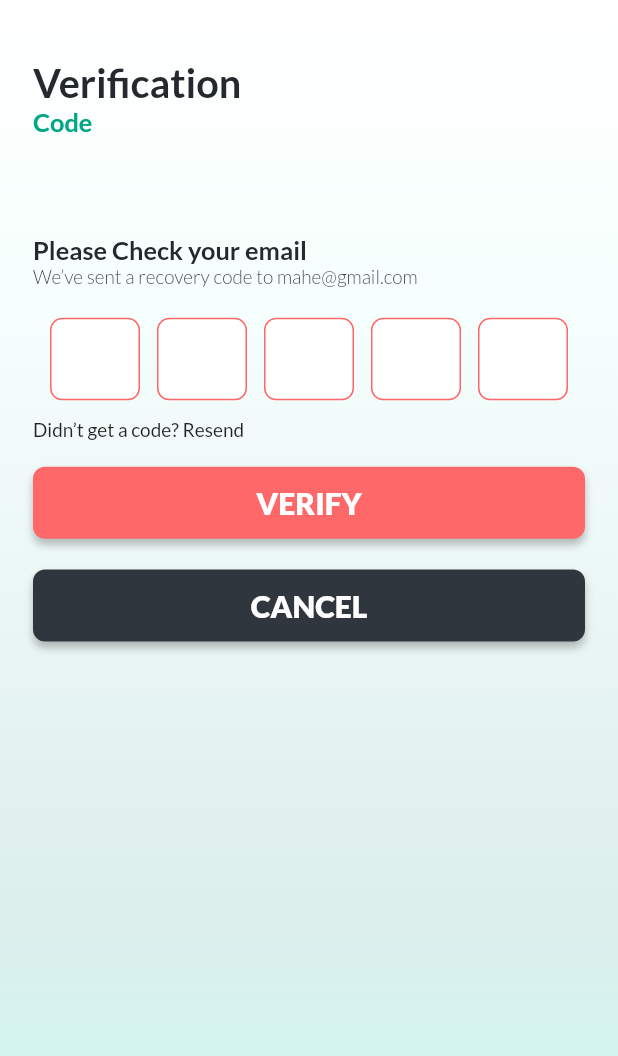
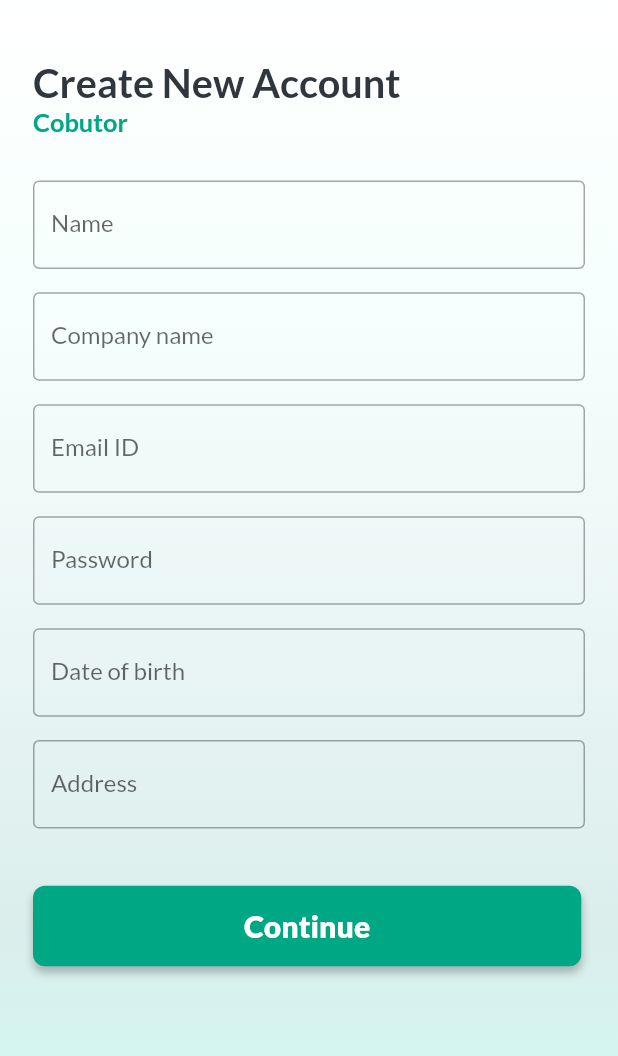
Before and after one commit to threedotsdev/kabutor-crm, a Flutter app: the VerifacitionPage screen opened directly, after a tap on "VERIFY", on a phone screen of 412 x 824 dp. Shown: the top 1056 px of the screen. Run offline on Flutter 3.47's test engine with Material 2 defaults, Android fonts, the light colour scheme and no system bars; our stand-ins replace firebase_core, flutter_screenutil, get, google_fonts; accounts and stored records are empty.

Commit message:
createnew_account

```diff
--- a/lib/packages.dart
+++ b/lib/packages.dart
@@ -14,5 +14,6 @@ export 'ui/shared/widgets/Sscaffold_backgound.dart';
 export 'ui/pages/auth/signin.dart';
 export 'package:kabutor/ui/pages/auth/forgotpass.dart';
 export 'ui/pages/auth/verifacition_page.dart';
+export 'ui/pages/auth/newaccount_page.dart';
 
 export 'ui/pages/onbroading/welcome.dart';
--- /dev/null
+++ b/lib/ui/pages/auth/newaccount_page.dart
@@ -0,0 +1,115 @@
+import '../../../packages.dart';
+
+class CreateNewAccount extends StatelessWidget {
+  const CreateNewAccount({super.key});
+
+  @override
+  Widget build(BuildContext context) {
+    return Scaffold(
+      body: SingleChildScrollView(
+        child: ScaffoldBackgound(
+          child: SafeArea(
+            child: Padding(
+              padding: const EdgeInsets.only(
+                top: 39,
+                left: 22,
+                right: 22,
+              ),
+              child: Column(
+                crossAxisAlignment: CrossAxisAlignment.start,
+                children: [
+                  Text(
+                    "Create New Account",
+                    style: TextStyle(
+                      color: const Color(0xff2f363d),
+                      fontSize: 25.sp,
+                      fontFamily: "Lato",
+                      fontWeight: FontWeight.w700,
+                    ),
+                  ),
+                  Text(
+                    "Cobutor",
+                    style: TextStyle(
+                      color: const Color(0xff00a784),
+                      fontSize: 16.sp,
+                      fontFamily: "Lato",
+                      fontWeight: FontWeight.w600,
+                    ),
+                  ),
+                  SizedBox(
+                    height: 30.h,
+                  ),
+                  TextFormField(
+                    decoration: const InputDecoration(
+                      focusColor: Color(0xff00A784),
+                      labelText: 'Name',
+                      border: OutlineInputBorder(),
+                    ),
+                  ),
+                  SizedBox(
+                    height: 16.h,
+                  ),
+                  TextFormField(
+                    decoration: const InputDecoration(
+                      focusColor: Color(0xff00A784),
+                      labelText: 'Company name',
+                      border: OutlineInputBorder(),
+                    ),
+                  ),
+                  SizedBox(
+                    height: 16.h,
+                  ),
+                  TextFormField(
+                    decoration: const InputDecoration(
+                      focusColor: Color(0xff00A784),
+                      labelText: 'Email ID',
+                      border: OutlineInputBorder(),
+                    ),
+                  ),
+                  SizedBox(
+                    height: 16.h,
+                  ),
+                  TextFormField(
+                    decoration: const InputDecoration(
+                      focusColor: Color(0xff00A784),
+                      labelText: 'Password',
+                      border: OutlineInputBorder(),
+                    ),
+                  ),
+                  SizedBox(
+                    height: 16.h,
+                  ),
+                  TextFormField(
+                    decoration: const InputDecoration(
+                      focusColor: Color(0xff00A784),
+                      labelText: 'Date of birth',
+                      border: OutlineInputBorder(),
+                    ),
+                  ),
+                  SizedBox(
+                    height: 16.h,
+                  ),
+                  TextFormField(
+                    decoration: const InputDecoration(
+                      labelText: 'Address',
+                      focusColor: Color(0xff00A784),
+                      border: OutlineInputBorder(),
+                    ),
+                  ),
+                  SizedBox(
+                    height: 39.h,
+                  ),
+                  Button(
+                    text: 'Continue',
+                    ontap: () {},
+                    colors: const Color(0xff00A784),
+                  ),
+                ],
+              ),
+            ),
+          ),
+        ),
+      ),
+    );
+  }
+}
--- a/lib/ui/pages/auth/signin.dart
+++ b/lib/ui/pages/auth/signin.dart
@@ -32,7 +32,7 @@ class SignIn extends StatelessWidget {
                       ),
                     ),
                     Text(
-                      "Hello World\n",
+                      "Kabutor",
                       style: TextStyle(
                         color: const Color(0xff00a784),
                         fontSize: 16.sp,
@@ -43,6 +43,7 @@ class SignIn extends StatelessWidget {
                     SizedBox(height: 108.h),
                     TextFormField(
                       decoration: const InputDecoration(
+                        focusColor: Color(0xff00A784),
                         labelText: 'Email',
                         border: OutlineInputBorder(),
                       ),
@@ -51,7 +52,7 @@ class SignIn extends StatelessWidget {
                       height: 20.h,
                     ),
                     Button(
-                      colors:const Color(0xff00A784),
+                      colors: const Color(0xff00A784),
                       ontap: () {
                         Get.to(const ForgotPass());
                       },
@@ -96,12 +97,13 @@ class SignIn extends StatelessWidget {
                       decoration: BoxDecoration(
                         borderRadius: BorderRadius.circular(8),
                         border: Border.all(
-                          color: const Color(0xff2f363d),
+                          // color: const Color(0xff2f363d),
                           width: 1,
                         ),
                         boxShadow: const [
                           BoxShadow(
-                            color: Color(0x3f000000),
+                            color: Colors.transparent,
+                            //color: Color(0x3f000000),
                             blurRadius: 4,
                             offset: Offset(0, 4),
                           ),
@@ -137,7 +139,8 @@ class SignIn extends StatelessWidget {
                         ),
                         boxShadow: const [
                           BoxShadow(
-                            color: Color(0x3f000000),
+                            color: Colors.transparent,
+                            // color: Color(0x3f000000),
                             blurRadius: 4,
                             offset: Offset(0, 4),
                           ),
--- a/lib/ui/pages/auth/verifacition_page.dart
+++ b/lib/ui/pages/auth/verifacition_page.dart
@@ -138,8 +138,12 @@ class VerifacitionPage extends StatelessWidget {
                 ),
                 Button(
                   text: 'VERIFY',
-                  ontap: () {},
-                  colors:const Color(0xffFF6868),
+                  ontap: () {
+                    Get.to(
+                      const CreateNewAccount(),
+                    );
+                  },
+                  colors: const Color(0xffFF6868),
                 ),
                 SizedBox(
                   height: 21.h,
@@ -147,7 +151,7 @@ class VerifacitionPage extends StatelessWidget {
                 Button(
                   text: 'CANCEL',
                   ontap: () {},
-                  colors:const Color(0xff2F363D),
+                  colors: const Color(0xff2F363D),
                 ),
               ],
             ),
--- a/lib/ui/shared/widgets/custom_button.dart
+++ b/lib/ui/shared/widgets/custom_button.dart
@@ -1,4 +1,4 @@
-// ignore_for_file: public_member_api_docs, sort_constructors_first
+// ignore_for_file: public_member_api_docs, sort_constructors_first, must_be_immutable
 import '../../../packages.dart';
 
 class Button extends StatelessWidget {
@@ -15,7 +15,8 @@ class Button extends StatelessWidget {
   @override
   Widget build(BuildContext context) {
     return Container(
-      width: double.infinity,
+      height: 55.h,
+      width: 346.w,
       decoration: BoxDecoration(
         borderRadius: BorderRadius.circular(8),
         boxShadow: const [
```
